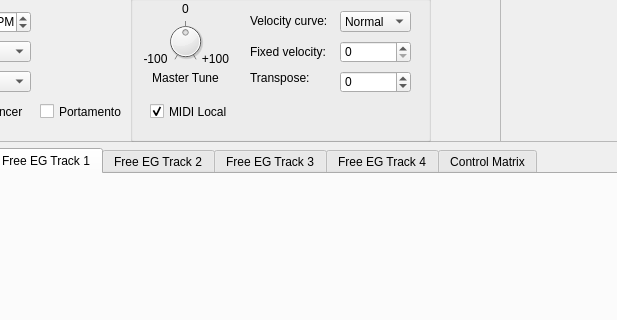
This is src/View/QAN1xEditor.ui in thefinalcutbg/QAN1xEditor as Qt 5 draws it before an edit; both pictures show x 402 to 1019 and y 90 to 410 of the 1228 by 978 pixel window. The edited form follows.
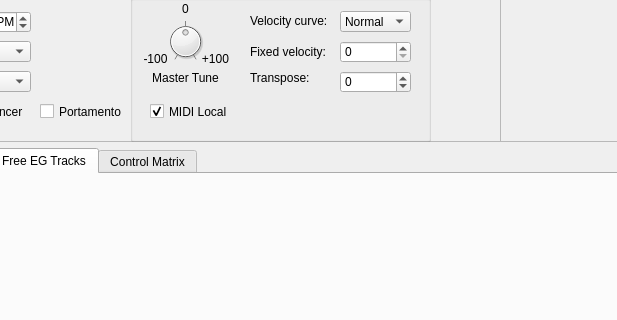
This is the edited form. The open tabs and pages were chosen to show the change. Custom widgets are drawn as their Qt base class.

Commit message: Free EG Common Parameters implemented

The edit to the form file:
```diff
--- a/src/View/QAN1xEditor.ui
+++ b/src/View/QAN1xEditor.ui
@@ -1062,22 +1062,7 @@
             </widget>
             <widget class="FreeEGWidget" name="FreeEG1">
              <attribute name="title">
-              <string>Free EG Track 1</string>
-             </attribute>
-            </widget>
-            <widget class="FreeEGWidget" name="FreeEG2">
-             <attribute name="title">
-              <string>Free EG Track 2</string>
-             </attribute>
-            </widget>
-            <widget class="FreeEGWidget" name="FreeEG3">
-             <attribute name="title">
-              <string>Free EG Track 3</string>
-             </attribute>
-            </widget>
-            <widget class="FreeEGWidget" name="FreeEG4">
-             <attribute name="title">
-              <string>Free EG Track 4</string>
+              <string>Free EG Tracks</string>
              </attribute>
             </widget>
             <widget class="QWidget" name="matrixTab">
```
Left out of the diff: 4 changed lines with no effect on the pictures. The commit also changes 6 other files.
